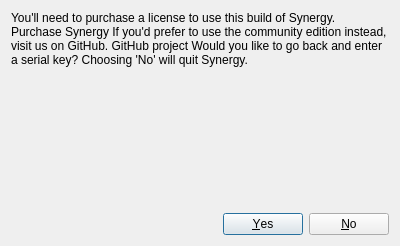
Qt form src/gui/src/CancelActivationDialog.ui (deskflow/deskflow) before a commit.
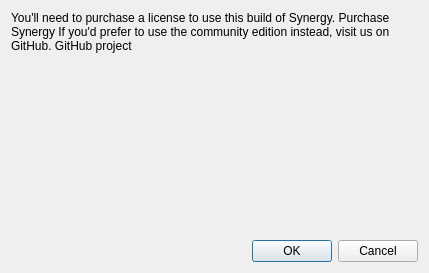
The same form after that commit.

Patch:
```diff
--- a/src/gui/src/CancelActivationDialog.ui
+++ b/src/gui/src/CancelActivationDialog.ui
@@ -6,18 +6,18 @@
    <rect>
     <x>0</x>
     <y>0</y>
-    <width>400</width>
-    <height>246</height>
+    <width>429</width>
+    <height>273</height>
    </rect>
   </property>
   <property name="windowTitle">
    <string>Cancel Activation</string>
   </property>
   <layout class="QVBoxLayout" name="verticalLayout">
-   <item>
+   <item alignment="Qt::AlignmentFlag::AlignTop">
     <widget class="QLabel" name="label">
      <property name="text">
-      <string>&lt;html&gt;&lt;head/&gt;&lt;body&gt;&lt;p&gt;You'll need to purchase a license to use this build of Synergy.&lt;/p&gt;&lt;p&gt;&lt;a href=&quot;https://symless.com/synergy/purchase?source=gui&quot;&gt;&lt;span style=&quot; text-decoration: underline; color:#007af4;&quot;&gt;Purchase Synergy&lt;/span&gt;&lt;/a&gt;&lt;/p&gt;&lt;p&gt;If you'd prefer to use the community edition instead, visit us on GitHub.&lt;/p&gt;&lt;p&gt;&lt;a href=&quot;https://github.com/symless/synergy-core&quot;&gt;&lt;span style=&quot; text-decoration: underline; color:#007af4;&quot;&gt;GitHub project&lt;/span&gt;&lt;/a&gt;&lt;/p&gt;&lt;p&gt;Would you like to go back and enter a serial key?&lt;/p&gt;&lt;p&gt;Choosing 'No' will quit Synergy.&lt;/p&gt;&lt;/body&gt;&lt;/html&gt;</string>
+      <string>&lt;html&gt;&lt;head/&gt;&lt;body&gt;&lt;p&gt;You'll need to purchase a license to use this build of Synergy.&lt;/p&gt;&lt;p&gt;&lt;a href=&quot;https://symless.com/synergy/purchase?source=gui&quot;&gt;&lt;span style=&quot; text-decoration: underline; color:#007af4;&quot;&gt;Purchase Synergy&lt;/span&gt;&lt;/a&gt;&lt;/p&gt;&lt;p&gt;If you'd prefer to use the community edition instead, visit us on GitHub.&lt;/p&gt;&lt;p&gt;&lt;a href=&quot;https://github.com/symless/synergy-core&quot;&gt;&lt;span style=&quot; text-decoration: underline; color:#007af4;&quot;&gt;GitHub project&lt;/span&gt;&lt;/a&gt;&lt;/p&gt;&lt;/body&gt;&lt;/html&gt;</string>
      </property>
      <property name="wordWrap">
       <bool>true</bool>
@@ -28,25 +28,12 @@
     </widget>
    </item>
    <item>
-    <spacer name="verticalSpacer">
+    <widget class="QDialogButtonBox" name="m_pButtonBox">
      <property name="orientation">
-      <enum>Qt::Vertical</enum>
-     </property>
-     <property name="sizeHint" stdset="0">
-      <size>
-       <width>20</width>
-       <height>40</height>
-      </size>
-     </property>
-    </spacer>
-   </item>
-   <item>
-    <widget class="QDialogButtonBox" name="buttonBox">
-     <property name="orientation">
-      <enum>Qt::Horizontal</enum>
+      <enum>Qt::Orientation::Horizontal</enum>
      </property>
      <property name="standardButtons">
-      <set>QDialogButtonBox::No|QDialogButtonBox::Yes</set>
+      <set>QDialogButtonBox::StandardButton::Cancel|QDialogButtonBox::StandardButton::Ok</set>
      </property>
     </widget>
    </item>
```
Left out of the diff: 4 changed lines with no effect on the pictures.
